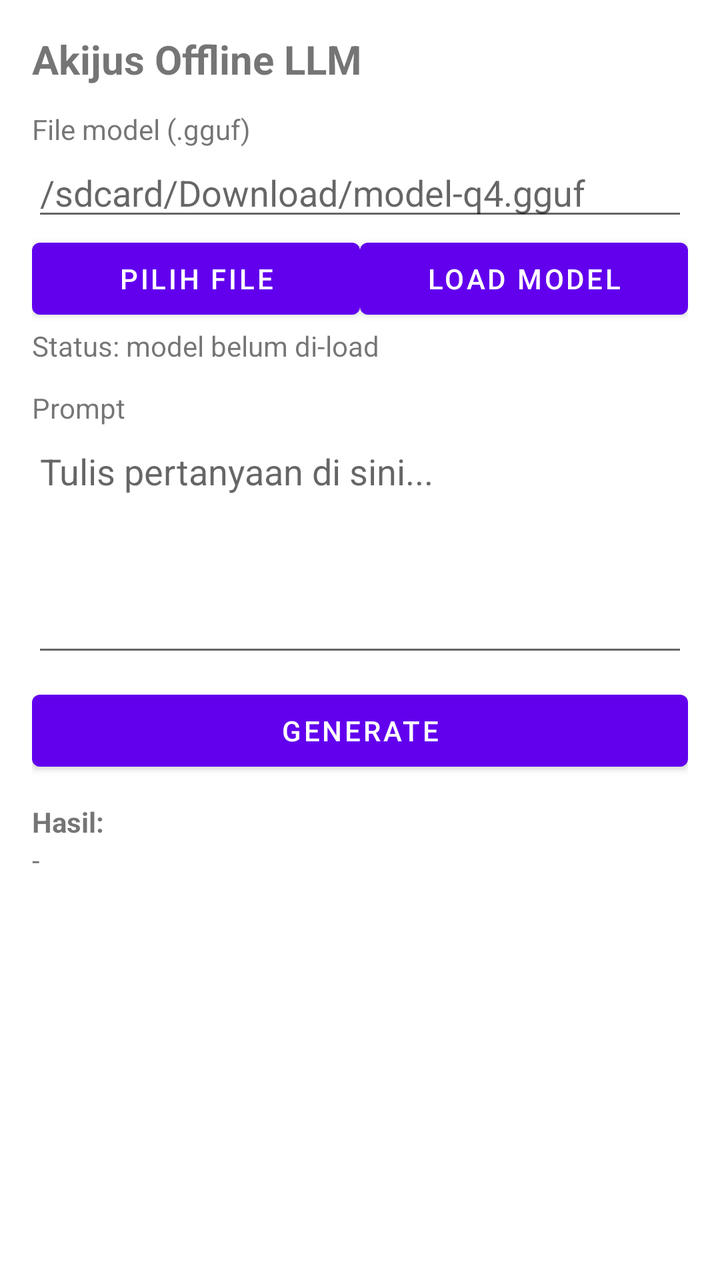
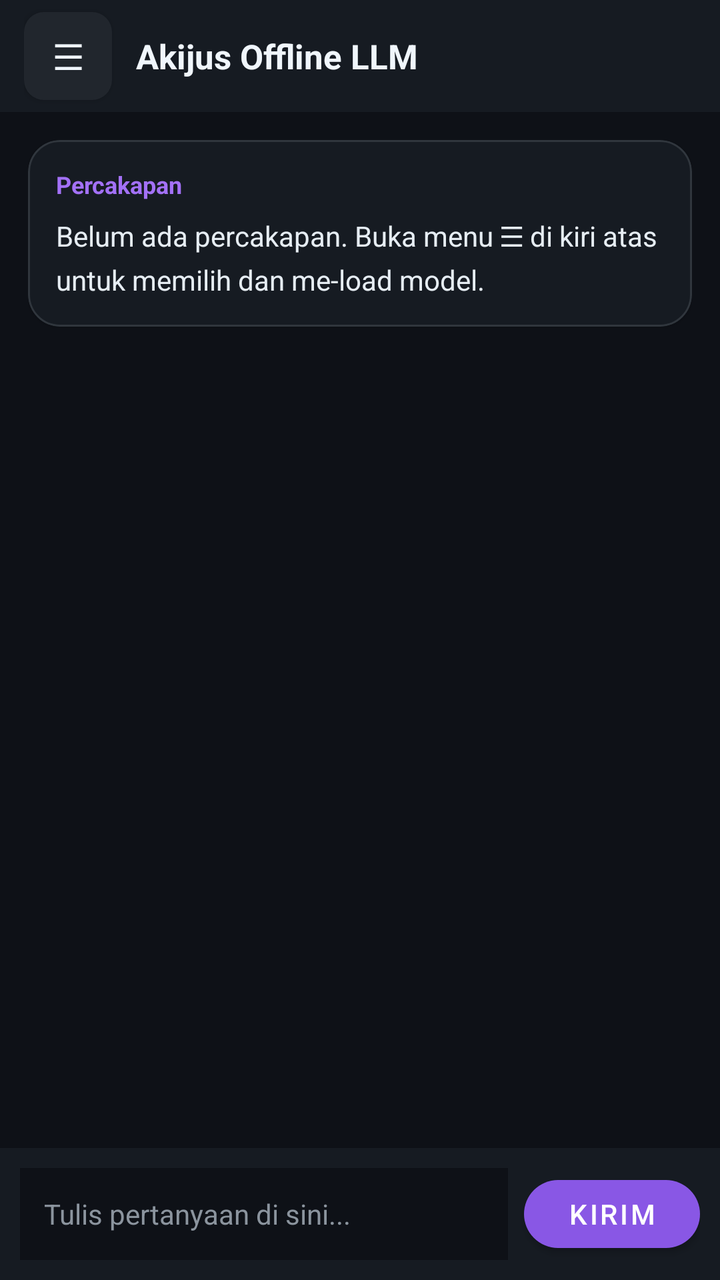

The first picture is an Android layout as it rendered before a commit; the second is the same layout after the commit. The layout source and the unified diff follow.
<!-- AndroidManifest.xml: application theme Theme.Akijus -->
<!-- res/layout/activity_main.xml -->
<?xml version="1.0" encoding="utf-8"?>
<ScrollView xmlns:android="http://schemas.android.com/apk/res/android"
    xmlns:app="http://schemas.android.com/apk/res-auto"
    android:layout_width="match_parent"
    android:layout_height="match_parent"
    android:fillViewport="true"
    android:padding="16dp">

    <LinearLayout
        android:layout_width="match_parent"
        android:layout_height="wrap_content"
        android:orientation="vertical">

        <TextView
            android:layout_width="wrap_content"
            android:layout_height="wrap_content"
            android:text="@string/app_name"
            android:textSize="20sp"
            android:textStyle="bold" />

        <TextView
            android:layout_width="wrap_content"
            android:layout_height="wrap_content"
            android:layout_marginTop="12dp"
            android:text="File model (.gguf)" />

        <EditText
            android:id="@+id/modelPathInput"
            android:layout_width="match_parent"
            android:layout_height="wrap_content"
            android:hint="/sdcard/Download/model-q4.gguf"
            android:inputType="text"
            android:singleLine="true" />

        <LinearLayout
            android:layout_width="match_parent"
            android:layout_height="wrap_content"
            android:orientation="horizontal">

            <Button
                android:id="@+id/pickFileBtn"
                android:layout_width="0dp"
                android:layout_height="wrap_content"
                android:layout_weight="1"
                android:text="Pilih file" />

            <Button
                android:id="@+id/loadModelBtn"
                android:layout_width="0dp"
                android:layout_height="wrap_content"
                android:layout_weight="1"
                android:text="Load model" />
        </LinearLayout>

        <TextView
            android:id="@+id/modelStatusEl"
            android:layout_width="wrap_content"
            android:layout_height="wrap_content"
            android:text="Status: model belum di-load" />

        <TextView
            android:layout_width="wrap_content"
            android:layout_height="wrap_content"
            android:layout_marginTop="12dp"
            android:text="Prompt" />

        <EditText
            android:id="@+id/promptInput"
            android:layout_width="match_parent"
            android:layout_height="120dp"
            android:gravity="top|start"
            android:hint="Tulis pertanyaan di sini..."
            android:inputType="textMultiLine" />

        <Button
            android:id="@+id/generateBtn"
            android:layout_width="match_parent"
            android:layout_height="wrap_content"
            android:layout_marginTop="8dp"
            android:text="Generate" />

        <ProgressBar
            android:id="@+id/loadingBar"
            android:layout_width="wrap_content"
            android:layout_height="wrap_content"
            android:layout_gravity="center"
            android:visibility="gone" />

        <TextView
            android:layout_width="wrap_content"
            android:layout_height="wrap_content"
            android:layout_marginTop="12dp"
            android:text="Hasil:"
            android:textStyle="bold" />

        <TextView
            android:id="@+id/resultEl"
            android:layout_width="match_parent"
            android:layout_height="wrap_content"
            android:minHeight="120dp"
            android:text="-" />
    </LinearLayout>
</ScrollView>
<!-- resources referenced by this layout -->
<resources>
  <string name="app_name">Akijus Offline LLM</string>
  <style name="Theme.Akijus" parent="Theme.MaterialComponents.DayNight.DarkActionBar">
          <item name="colorPrimary">@color/purple_500</item>
          <item name="colorPrimaryVariant">@color/purple_700</item>
          <item name="colorOnPrimary">@android:color/white</item>
          <item name="colorSecondary">@color/teal_200</item>
      </style>
  <color name="purple_500">#FF6200EE</color>
  <color name="purple_700">#FF3700B3</color>
  <color name="teal_200">#FF03DAC5</color>
</resources>

<!-- the commit's change to res/layout/activity_main.xml (unified diff, before → after) -->
@@ -1,103 +1,239 @@
 <?xml version="1.0" encoding="utf-8"?>
-<ScrollView xmlns:android="http://schemas.android.com/apk/res/android"
+<androidx.drawerlayout.widget.DrawerLayout xmlns:android="http://schemas.android.com/apk/res/android"
     xmlns:app="http://schemas.android.com/apk/res-auto"
+    android:id="@+id/drawerLayout"
     android:layout_width="match_parent"
     android:layout_height="match_parent"
-    android:fillViewport="true"
-    android:padding="16dp">
-
-    <LinearLayout
+    android:background="#0E1117">
+
+    
+    <androidx.constraintlayout.widget.ConstraintLayout
         android:layout_width="match_parent"
-        android:layout_height="wrap_content"
-        android:orientation="vertical">
-
-        <TextView
-            android:layout_width="wrap_content"
-            android:layout_height="wrap_content"
-            android:text="@string/app_name"
-            android:textSize="20sp"
-            android:textStyle="bold" />
-
-        <TextView
-            android:layout_width="wrap_content"
-            android:layout_height="wrap_content"
-            android:layout_marginTop="12dp"
-            android:text="File model (.gguf)" />
-
-        <EditText
-            android:id="@+id/modelPathInput"
-            android:layout_width="match_parent"
-            android:layout_height="wrap_content"
-            android:hint="/sdcard/Download/model-q4.gguf"
-            android:inputType="text"
-            android:singleLine="true" />
-
-        <LinearLayout
-            android:layout_width="match_parent"
-            android:layout_height="wrap_content"
-            android:orientation="horizontal">
-
-            <Button
-                android:id="@+id/pickFileBtn"
+        android:layout_height="match_parent"
+        android:background="#0E1117">
+
+        
+        <androidx.constraintlayout.widget.ConstraintLayout
+            android:id="@+id/topBar"
+            android:layout_width="0dp"
+            android:layout_height="56dp"
+            android:background="#161B22"
+            android:paddingHorizontal="12dp"
+            app:layout_constraintTop_toTopOf="parent"
+            app:layout_constraintStart_toStartOf="parent"
+            app:layout_constraintEnd_toEndOf="parent">
+
+            <com.google.android.material.button.MaterialButton
+                android:id="@+id/btnMenu"
+                android:layout_width="44dp"
+                android:layout_height="44dp"
+                android:insetTop="0dp"
+                android:insetBottom="0dp"
+                android:padding="0dp"
+                android:text="&#9776;"
+                android:textColor="#F0F6FC"
+                android:textSize="18sp"
+                app:backgroundTint="#21262D"
+                app:cornerRadius="10dp"
+                app:layout_constraintTop_toTopOf="parent"
+                app:layout_constraintBottom_toBottomOf="parent"
+                app:layout_constraintStart_toStartOf="parent" />
+
+            <TextView
+                android:id="@+id/tvTitle"
                 android:layout_width="0dp"
                 android:layout_height="wrap_content"
-                android:layout_weight="1"
-                android:text="Pilih file" />
-
-            <Button
-                android:id="@+id/loadModelBtn"
+                android:layout_marginStart="12dp"
+                android:text="Akijus Offline LLM"
+                android:textColor="#F0F6FC"
+                android:textSize="17sp"
+                android:textStyle="bold"
+                app:layout_constraintTop_toTopOf="parent"
+                app:layout_constraintBottom_toBottomOf="parent"
+                app:layout_constraintStart_toEndOf="@id/btnMenu"
+                app:layout_constraintEnd_toEndOf="parent" />
+        </androidx.constraintlayout.widget.ConstraintLayout>
+
+        
+        <ScrollView
+            android:id="@+id/scrollChat"
+            android:layout_width="0dp"
+            android:layout_height="0dp"
+            android:padding="14dp"
+            app:layout_constraintTop_toBottomOf="@id/topBar"
+            app:layout_constraintBottom_toTopOf="@id/inputBar"
+            app:layout_constraintStart_toStartOf="parent"
+            app:layout_constraintEnd_toEndOf="parent">
+
+            <com.google.android.material.card.MaterialCardView
+                android:layout_width="match_parent"
+                android:layout_height="wrap_content"
+                app:cardBackgroundColor="#161B22"
+                app:cardCornerRadius="16dp"
+                app:strokeColor="#30363D"
+                app:strokeWidth="1dp">
+
+                <LinearLayout
+                    android:layout_width="match_parent"
+                    android:layout_height="wrap_content"
+                    android:orientation="vertical"
+                    android:padding="14dp">
+
+                    <TextView
+                        android:layout_width="wrap_content"
+                        android:layout_height="wrap_content"
+                        android:text="Percakapan"
+                        android:textColor="#A371F7"
+                        android:textSize="12sp"
+                        android:textStyle="bold" />
+
+                    <TextView
+                        android:id="@+id/tvOutput"
+                        android:layout_width="match_parent"
+                        android:layout_height="wrap_content"
+                        android:layout_marginTop="8dp"
+                        android:lineSpacingExtra="5dp"
+                        android:text="Belum ada percakapan. Buka menu &#9776; di kiri atas untuk memilih dan me-load model."
+                        android:textColor="#E6EDF3"
+                        android:textIsSelectable="true"
+                        android:textSize="14sp" />
+                </LinearLayout>
+            </com.google.android.material.card.MaterialCardView>
+        </ScrollView>
+
+        
+        <androidx.constraintlayout.widget.ConstraintLayout
+            android:id="@+id/inputBar"
+            android:layout_width="0dp"
+            android:layout_height="wrap_content"
+            android:background="#161B22"
+            android:padding="10dp"
+            app:layout_constraintBottom_toBottomOf="parent"
+            app:layout_constraintStart_toStartOf="parent"
+            app:layout_constraintEnd_toEndOf="parent">
+
+            <EditText
+                android:id="@+id/etPrompt"
                 android:layout_width="0dp"
                 android:layout_height="wrap_content"
-                android:layout_weight="1"
-                android:text="Load model" />
-        </LinearLayout>
-
-        <TextView
-            android:id="@+id/modelStatusEl"
+                android:layout_marginEnd="8dp"
+                android:background="#0E1117"
+                android:hint="Tulis pertanyaan di sini..."
+                android:inputType="textMultiLine"
+                android:maxLines="4"
+                android:minHeight="46dp"
+                android:paddingHorizontal="12dp"
+                android:paddingVertical="10dp"
+                android:textColor="#F0F6FC"
+                android:textColorHint="#8B949E"
+                android:textSize="14sp"
+                app:layout_constraintTop_toTopOf="parent"
+                app:layout_constraintBottom_toBottomOf="parent"
+                app:layout_constraintStart_toStartOf="parent"
+                app:layout_constraintEnd_toStartOf="@id/btnGenerate" />
+
+            <com.google.android.material.button.MaterialButton
+                android:id="@+id/btnGenerate"
+                android:layout_width="wrap_content"
+                android:layout_height="46dp"
+                android:text="KIRIM"
+                android:textColor="#FFFFFF"
+                app:backgroundTint="#8957E5"
+                app:cornerRadius="20dp"
+                app:layout_constraintTop_toTopOf="parent"
+                app:layout_constraintBottom_toBottomOf="parent"
+                app:layout_constraintEnd_toEndOf="parent" />
+        </androidx.constraintlayout.widget.ConstraintLayout>
+
+    </androidx.constraintlayout.widget.ConstraintLayout>
+
+    
+    <LinearLayout
+        android:id="@+id/navDrawerPanel"
+        android:layout_width="290dp"
+        android:layout_height="match_parent"
+        android:layout_gravity="start"
+        android:background="#161B22"
+        android:orientation="vertical"
+        android:padding="16dp">
+
+        <TextView
             android:layout_width="wrap_content"
             android:layout_height="wrap_content"
-            android:text="Status: model belum di-load" />
-
-        <TextView
-            android:layout_width="wrap_content"
-            android:layout_height="wrap_content"
-            android:layout_marginTop="12dp"
-            android:text="Prompt" />
-
-        <EditText
-            android:id="@+id/promptInput"
-            android:layout_width="match_parent"
-            android:layout_height="120dp"
-            android:gravity="top|start"
-            android:hint="Tulis pertanyaan di sini..."
-            android:inputType="textMultiLine" />
-
-        <Button
-            android:id="@+id/generateBtn"
+            android:text="Pengaturan &amp; Model"
+            android:textColor="#F0F6FC"
+            android:textSize="18sp"
+            android:textStyle="bold" />
+
+        <TextView
+            android:id="@+id/tvStatus"
             android:layout_width="match_parent"
             android:layout_height="wrap_content"
             android:layout_marginTop="8dp"
-            android:text="Generate" />
-
-        <ProgressBar
-            android:id="@+id/loadingBar"
-            android:layout_width="wrap_content"
-            android:layout_height="wrap_content"
-            android:layout_gravity="center"
-            android:visibility="gone" />
-
-        <TextView
-            android:layout_width="wrap_content"
-            android:layout_height="wrap_content"
-            android:layout_marginTop="12dp"
-            android:text="Hasil:"
-            android:textStyle="bold" />
-
-        <TextView
-            android:id="@+id/resultEl"
-            android:layout_width="match_parent"
-            android:layout_height="wrap_content"
-            android:minHeight="120dp"
-            android:text="-" />
+            android:text="Status: model belum di-load"
+            android:textColor="#8B949E"
+            android:textSize="12sp" />
+
+        <TextView
+            android:id="@+id/tvSelectedModel"
+            android:layout_width="match_parent"
+            android:layout_height="wrap_content"
+            android:layout_marginTop="6dp"
+            android:text="File: belum dipilih"
+            android:textColor="#C9D1D9"
+            android:textSize="12sp" />
+
+        <com.google.android.material.button.MaterialButton
+            android:id="@+id/btnPickFile"
+            android:layout_width="match_parent"
+            android:layout_height="44dp"
+            android:layout_marginTop="16dp"
+            android:text="PILIH FILE (.GGUF)"
+            android:textColor="#E6EDF3"
+            android:textSize="12sp"
+            app:backgroundTint="#21262D"
+            app:cornerRadius="12dp"
+            app:strokeColor="#30363D"
+            app:strokeWidth="1dp" />
+
+        <com.google.android.material.button.MaterialButton
+            android:id="@+id/btnLoadModel"
+            android:layout_width="match_parent"
+            android:layout_height="44dp"
+            android:layout_marginTop="10dp"
+            android:text="LOAD MODEL"
+            android:textColor="#FFFFFF"
+            android:textSize="12sp"
+            app:backgroundTint="#6E40C9"
+            app:cornerRadius="12dp" />
+
+        <View
+            android:layout_width="match_parent"
+            android:layout_height="1dp"
+            android:layout_marginVertical="16dp"
+            android:background="#30363D" />
+
+        <TextView
+            android:id="@+id/tvHistoryInfo"
+            android:layout_width="match_parent"
+            android:layout_height="wrap_content"
+            android:text="Riwayat disimpan: 0 / 20 pesan"
+            android:textColor="#8B949E"
+            android:textSize="12sp" />
+
+        <com.google.android.material.button.MaterialButton
+            android:id="@+id/btnClearHistory"
+            android:layout_width="match_parent"
+            android:layout_height="44dp"
+            android:layout_marginTop="10dp"
+            android:text="HAPUS RIWAYAT"
+            android:textColor="#F85149"
+            android:textSize="12sp"
+            app:backgroundTint="#21262D"
+            app:cornerRadius="12dp"
+            app:strokeColor="#F85149"
+            app:strokeWidth="1dp" />
+
     </LinearLayout>
-</ScrollView>
+
+</androidx.drawerlayout.widget.DrawerLayout>
<!-- resource entries referenced after the edit -->
@@ -1,6 +1,5 @@
 <!-- resources referenced by this layout -->
 <resources>
-  <string name="app_name">Akijus Offline LLM</string>
   <style name="Theme.Akijus" parent="Theme.MaterialComponents.DayNight.DarkActionBar">
           <item name="colorPrimary">@color/purple_500</item>
           <item name="colorPrimaryVariant">@color/purple_700</item>
